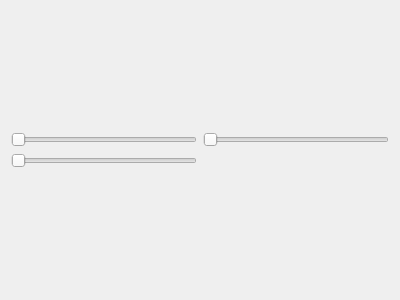
Old version of the form ui/MRIrender.ui in the repository Hboni/francis.
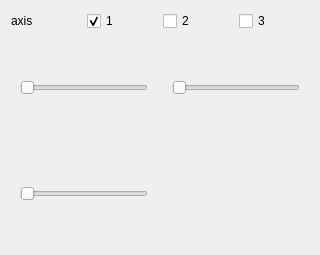
New version of the form.

Diff of the .ui file:
```diff
--- a/ui/MRIrender.ui
+++ b/ui/MRIrender.ui
@@ -6,8 +6,8 @@
    <rect>
     <x>0</x>
     <y>0</y>
-    <width>400</width>
-    <height>300</height>
+    <width>320</width>
+    <height>255</height>
    </rect>
   </property>
   <property name="windowTitle">
@@ -15,39 +15,93 @@
   </property>
   <layout class="QVBoxLayout" name="verticalLayout">
    <item>
+    <layout class="QVBoxLayout" name="vlayout">
+     <item>
+      <layout class="QHBoxLayout" name="horizontalLayout">
+       <item>
+        <widget class="QLabel" name="label">
+         <property name="text">
+          <string>axis</string>
+         </property>
+        </widget>
+       </item>
+       <item>
+        <widget class="QCheckBox" name="axis1">
+         <property name="text">
+          <string>1</string>
+         </property>
+         <property name="checked">
+          <bool>true</bool>
+         </property>
+        </widget>
+       </item>
+       <item>
+        <widget class="QCheckBox" name="axis2">
+         <property name="text">
+          <string>2</string>
+         </property>
+        </widget>
+       </item>
+       <item>
+        <widget class="QCheckBox" name="axis3">
+         <property name="text">
+          <string>3</string>
+         </property>
+        </widget>
+       </item>
+      </layout>
+     </item>
+     <item>
     <layout class="QGridLayout" name="grid">
-     <item row="2" column="0">
-      <widget class="QSlider" name="view0_slider">
+       <item row="0" column="1">
+        <widget class="QWidget" name="w2" native="true">
+         <layout class="QVBoxLayout" name="layout2">
+          <item>
+           <layout class="QHBoxLayout" name="view2"/>
+          </item>
+          <item>
+           <widget class="QSlider" name="view2_slider">
        <property name="orientation">
         <enum>Qt::Horizontal</enum>
        </property>
+           </widget>
+          </item>
+         </layout>
       </widget>
      </item>
      <item row="1" column="0">
-      <layout class="QVBoxLayout" name="view0"/>
-     </item>
-     <item row="1" column="1">
-      <layout class="QVBoxLayout" name="view1"/>
-     </item>
-     <item row="2" column="1">
+        <widget class="QWidget" name="w3" native="true">
+         <layout class="QVBoxLayout" name="layout3">
+          <item>
+           <layout class="QHBoxLayout" name="view3"/>
+          </item>
+          <item>
+           <widget class="QSlider" name="view3_slider">
+            <property name="orientation">
+             <enum>Qt::Horizontal</enum>
+            </property>
+           </widget>
+          </item>
+         </layout>
+        </widget>
+       </item>
+       <item row="0" column="0">
+        <widget class="QWidget" name="w1" native="true">
+         <layout class="QVBoxLayout" name="layout1">
+          <item>
+           <layout class="QHBoxLayout" name="view1"/>
+          </item>
+          <item>
       <widget class="QSlider" name="view1_slider">
        <property name="orientation">
         <enum>Qt::Horizontal</enum>
        </property>
       </widget>
      </item>
-     <item row="5" column="0">
-      <widget class="QSlider" name="view2_slider">
-       <property name="orientation">
-        <enum>Qt::Horizontal</enum>
-       </property>
-      </widget>
-     </item>
-     <item row="4" column="0">
-      <layout class="QVBoxLayout" name="view2"/>
-     </item>
-     <item row="4" column="1">
-      <layout class="QVBoxLayout" name="view3"/>
+         </layout>
+        </widget>
+       </item>
+      </layout>
      </item>
     </layout>
    </item>
```
Lines whose indentation alone changed are shown as unchanged.
